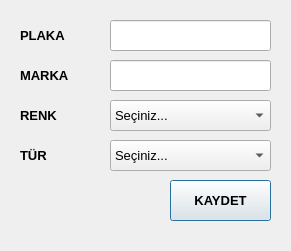
Qt form forms/manualvehicleentry.ui (ydcpp/ParkingLotManagement) before a commit.
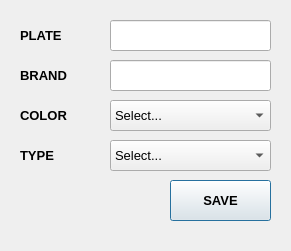
The same form after that commit.

```diff
--- a/forms/manualvehicleentry.ui
+++ b/forms/manualvehicleentry.ui
@@ -30,7 +30,7 @@
     </font>
    </property>
    <property name="text">
-    <string>PLAKA</string>
+    <string>PLATE</string>
    </property>
   </widget>
   <widget class="QLabel" name="label_2">
@@ -50,7 +50,7 @@
     </font>
    </property>
    <property name="text">
-    <string>RENK</string>
+    <string>COLOR</string>
    </property>
   </widget>
   <widget class="QLabel" name="label_3">
@@ -70,7 +70,7 @@
     </font>
    </property>
    <property name="text">
-    <string>MARKA</string>
+    <string>BRAND</string>
    </property>
   </widget>
   <widget class="QLabel" name="label_4">
@@ -90,7 +90,7 @@
     </font>
    </property>
    <property name="text">
-    <string>TÜR</string>
+    <string>TYPE</string>
    </property>
   </widget>
   <widget class="QLineEdit" name="lineEdit_plate">
@@ -142,7 +142,7 @@
    </property>
    <item>
     <property name="text">
-     <string>Seçiniz...</string>
+     <string>Select...</string>
     </property>
    </item>
   </widget>
@@ -162,7 +162,7 @@
    </property>
    <item>
     <property name="text">
-     <string>Seçiniz...</string>
+     <string>Select...</string>
     </property>
    </item>
   </widget>
@@ -183,7 +183,7 @@
     </font>
    </property>
    <property name="text">
-    <string>KAYDET</string>
+    <string>SAVE</string>
    </property>
   </widget>
   <widget class="QLabel" name="label_error">
```
Left out of the diff: 35 changed lines with no effect on the pictures.
